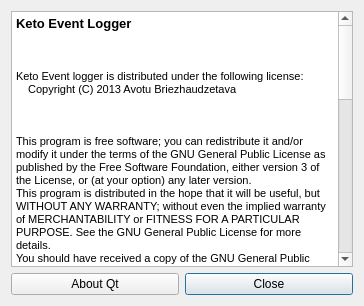
This is gui_license.ui in FrankMamuda/ketoevent as Qt 5 draws it before an edit. The edited form follows.
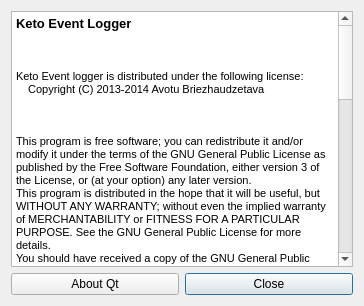
This is the edited form. Icons and pictures are not drawn.

The edit to the form file:
```diff
--- a/gui_license.ui
+++ b/gui_license.ui
@@ -29,7 +29,7 @@
 &lt;p style=&quot;-qt-paragraph-type:empty; margin-top:0px; margin-bottom:0px; margin-left:0px; margin-right:0px; -qt-block-indent:0; text-indent:0px; font-size:8pt;&quot;&gt;&lt;/p&gt;
 &lt;p style=&quot; margin-top:0px; margin-bottom:0px; margin-left:0px; margin-right:0px; -qt-block-indent:0; text-indent:0px;&quot;&gt;&lt;span style=&quot; font-size:8pt;&quot;&gt;&lt;br /&gt;&lt;/span&gt;&lt;/p&gt;
 &lt;p style=&quot; margin-top:0px; margin-bottom:0px; margin-left:0px; margin-right:0px; -qt-block-indent:0; text-indent:0px;&quot;&gt;&lt;span style=&quot; font-size:8pt;&quot;&gt;Keto Event logger is distributed under the following license:&lt;/span&gt;&lt;/p&gt;
-&lt;p style=&quot; margin-top:0px; margin-bottom:0px; margin-left:0px; margin-right:0px; -qt-block-indent:0; text-indent:0px;&quot;&gt;&lt;span style=&quot; font-family:'Courier New,courier'; font-size:8pt;&quot;&gt;    Copyright (C) 2013 Avotu Briezhaudzetava&lt;/span&gt;&lt;/p&gt;
+&lt;p style=&quot; margin-top:0px; margin-bottom:0px; margin-left:0px; margin-right:0px; -qt-block-indent:0; text-indent:0px;&quot;&gt;&lt;span style=&quot; font-family:'Courier New,courier'; font-size:8pt;&quot;&gt;    Copyright (C) 2013-2014 Avotu Briezhaudzetava&lt;/span&gt;&lt;/p&gt;
 &lt;p style=&quot;-qt-paragraph-type:empty; margin-top:0px; margin-bottom:0px; margin-left:0px; margin-right:0px; -qt-block-indent:0; text-indent:0px; font-size:8pt;&quot;&gt;&lt;/p&gt;
 &lt;p style=&quot; margin-top:0px; margin-bottom:0px; margin-left:0px; margin-right:0px; -qt-block-indent:0; text-indent:0px;&quot;&gt;&lt;span style=&quot; font-size:8pt;&quot;&gt;&lt;br /&gt;&lt;/span&gt;&lt;/p&gt;
 &lt;p style=&quot; margin-top:0px; margin-bottom:0px; margin-left:0px; margin-right:0px; -qt-block-indent:0; text-indent:0px;&quot;&gt;&lt;span style=&quot; font-size:8pt;&quot;&gt;This program is free software; you can redistribute it and/or modify it under the terms of the GNU General Public License as published by the Free Software Foundation, either version 3 of the License, or (at your option) any later version.&lt;/span&gt;&lt;/p&gt;
```
